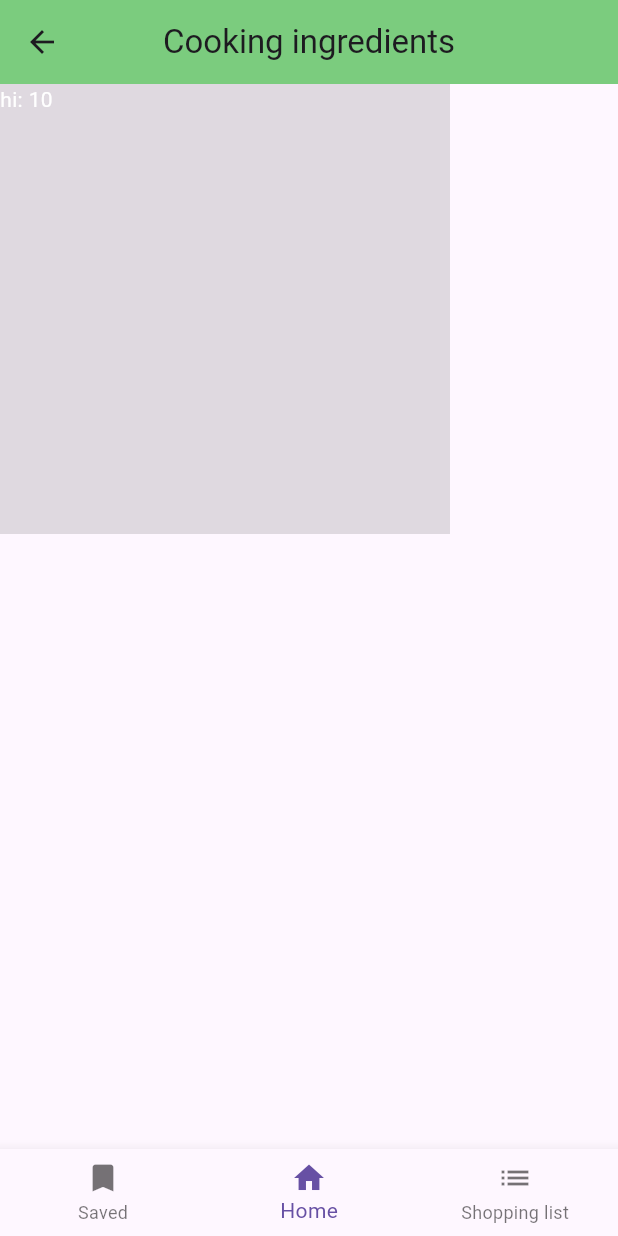
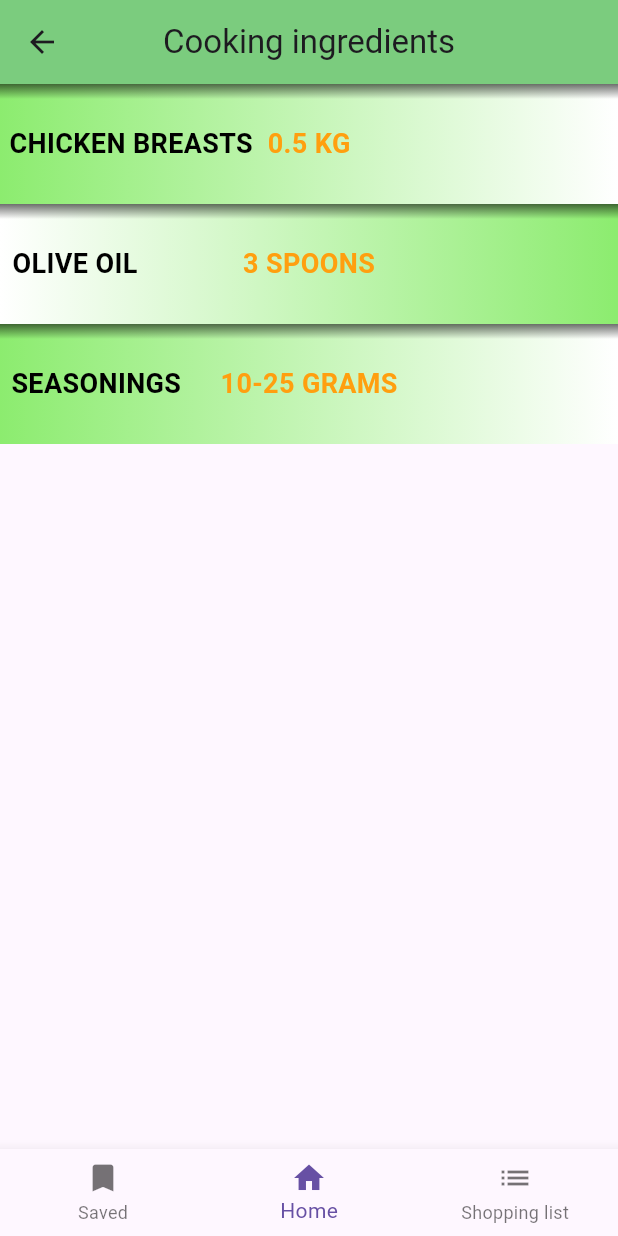
Before and after one commit to Llucaieaie/Recipes-App, a Flutter app: the Cooking screen opened directly, on a phone screen of 412 x 824 dp. Run offline on Flutter 3.47's test engine with Material 3 defaults, Android fonts, the phone set to English and light mode, and no system bars; our stand-ins replace flutter_rating_bar; network calls fail.

Commit message:
Ingredients WIP

```diff
--- a/recipesapp/lib/screens/cooking.dart
+++ b/recipesapp/lib/screens/cooking.dart
@@ -2,6 +2,7 @@ import 'package:flutter/material.dart';
 import 'package:recipesapp/models/cookingsteps.dart';
 import 'package:recipesapp/models/recipeAPI.dart';
 import 'package:recipesapp/screens/home.dart';
+import 'package:recipesapp/screens/widgets/ingredients.dart';
 
 class Cooking extends StatelessWidget {
   //final List<Cook> totalIngredients;
@@ -39,11 +40,27 @@ class Cooking extends StatelessWidget {
         ),
         body: Column(
           children: [
+            Ingredient(
+            leftText: 'CHICKEN BREASTS',
+            middleText: '0.5 KG',
+            startColor: Color.fromARGB(255, 140, 236, 111),
+            endColor: const Color.fromARGB(255, 255, 255, 255),
+            ),
+            Ingredient(
+            leftText: 'OLIVE OIL',
+            middleText: '3 SPOONS',
+            startColor: Color.fromARGB(255, 255, 255, 255),
+            endColor: const Color.fromARGB(255, 140, 236, 111),
+            ),
+            Ingredient(
+            leftText: 'SEASONINGS',
+            middleText: '10-25 GRAMS',
+            startColor: Color.fromARGB(255, 140, 236, 111),
+            endColor: const Color.fromARGB(255, 255, 255, 255),
+            ),
             Container(
-              child: Text('hi: $steps'),
-              height: 300,
-              width: 300,
-              color: Colors.black12,
+              height: 60,
+
             ),
           ]),
     );
--- /dev/null
+++ b/recipesapp/lib/screens/widgets/ingredients.dart
@@ -0,0 +1,69 @@
+import 'package:flutter/material.dart';
+
+class Ingredient extends StatelessWidget {
+  final String leftText;
+  final String middleText;
+  final Color startColor;
+  final Color endColor;
+
+  Ingredient({
+    required this.leftText,
+    required this.middleText,
+    required this.startColor,
+    required this.endColor,
+  });
+
+  @override
+  Widget build(BuildContext context) {
+    return Stack(
+      children: [
+        Container(
+          height: 80,
+          decoration: BoxDecoration(
+            gradient: LinearGradient(
+              colors: [startColor, endColor],
+              begin: Alignment.centerLeft,
+              end: Alignment.centerRight,
+            ),
+          ),
+          child: Stack(
+            children: [
+              Align(
+                alignment: Alignment(-0.95, 0),
+                child: Text(
+                  leftText,
+                  style: TextStyle(
+                    color: Color.fromARGB(255, 0, 0, 0),
+                    fontSize: 18,
+                    fontWeight: FontWeight.bold,
+                  ),
+                ),
+              ),
+                Align(
+                alignment: Alignment.center,
+                child: Text(
+                  middleText,
+                  style: TextStyle(
+                    color: Color.fromARGB(255, 255, 159, 15),
+                    fontSize: 18,
+                    fontWeight: FontWeight.bold,
+                  ),
+                ),
+              ),
+            ],
+          ),
+        ),
+        Container(
+          height: 10,
+          decoration: BoxDecoration(
+            gradient: LinearGradient(
+              colors: [const Color.fromARGB(144, 0, 0, 0), Colors.transparent],
+              begin: Alignment.topCenter,
+              end: Alignment.bottomCenter,
+            ),
+          ),
+        ),
+      ],
+    );
+  }
+}
```
